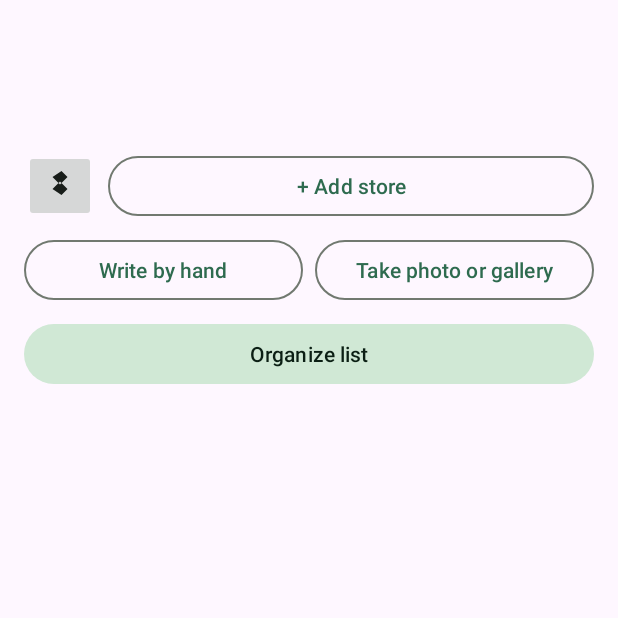
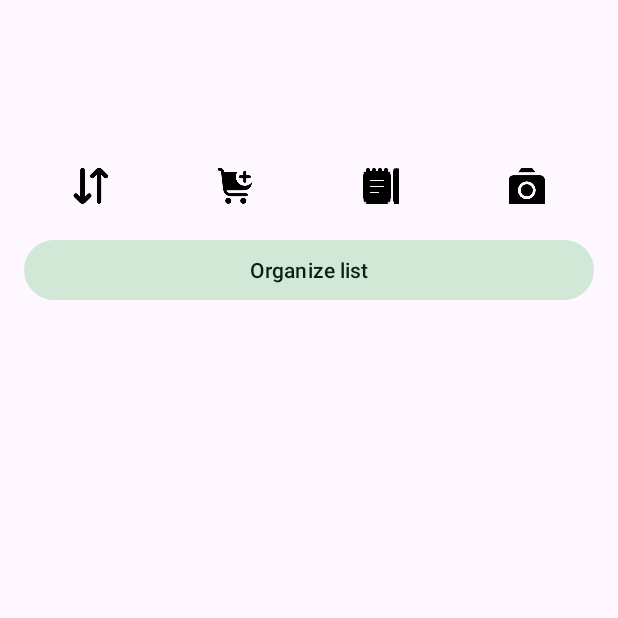
Before and after one commit to hardyc3/FastShoppr, an Android app: the ListDetailFragment screen opened through its navigation route, on a phone screen of 412 x 824 dp, the top half of it. Run offline under Robolectric (Android 15) with nearby library versions, the phone set to English and light mode, and no system bars; our stand-ins replace Dagger/Hilt's generated code; 8 statements that could not run were skipped.

Commit message:
feat(phase9): adopt icons and listing attribution
Flaticon requires attribution in the published listing; the app-store
spec records the exact HTML.

The v5→v6 migration fixture now supplies NOT NULL store flags, so the
connected migration test actually verifies hoursJson removal.

Phase 9 stays in-progress; live manual gates remain open.

```diff
--- a/app/src/main/res/drawable/ic_sort.xml
+++ /dev/null
@@ -1,11 +0,0 @@
-<?xml version="1.0" encoding="utf-8"?>
-<vector xmlns:android="http://schemas.android.com/apk/res/android"
-    android:width="24dp"
-    android:height="24dp"
-    android:viewportWidth="24"
-    android:viewportHeight="24"
-    android:tint="?attr/colorOnSurface">
-    <path
-        android:fillColor="@android:color/white"
-        android:pathData="M7,14l5,-5 5,5L13,18zM7,6l5,5 5,-5L13,2z"/>
-</vector>
--- a/app/src/main/res/layout/fragment_list_detail.xml
+++ b/app/src/main/res/layout/fragment_list_detail.xml
@@ -33,45 +33,58 @@
 
             <ImageButton
                 android:id="@+id/sort_toggle_button"
-                android:layout_width="48dp"
+                android:layout_width="0dp"
                 android:layout_height="48dp"
+                android:layout_weight="1"
+                android:background="?attr/selectableItemBackgroundBorderless"
                 android:contentDescription="@string/sort_toggle_description"
-                android:src="@drawable/ic_sort" />
+                android:minWidth="0dp"
+                android:minHeight="48dp"
+                android:padding="12dp"
+                android:scaleType="centerInside"
+                android:src="@drawable/sort_alt_24" />
 
-            <com.google.android.material.button.MaterialButton
+            <ImageButton
                 android:id="@+id/add_store_button"
-                style="@style/Widget.Material3.Button.OutlinedButton"
                 android:layout_width="0dp"
-                android:layout_height="wrap_content"
+                android:layout_height="48dp"
                 android:layout_marginStart="@dimen/spacing_small"
                 android:layout_weight="1"
-                android:text="@string/add_store" />
-        </LinearLayout>
+                android:background="?attr/selectableItemBackgroundBorderless"
+                android:contentDescription="@string/add_store_title"
+                android:minWidth="0dp"
+                android:minHeight="48dp"
+                android:padding="12dp"
+                android:scaleType="centerInside"
+                android:src="@drawable/shopping_cart_add_24" />
 
-        <LinearLayout
-            android:layout_width="match_parent"
-            android:layout_height="wrap_content"
-            android:layout_marginTop="@dimen/spacing_small"
-            android:orientation="horizontal">
-
-            <com.google.android.material.button.MaterialButton
+            <ImageButton
                 android:id="@+id/capture_write_button"
-                style="@style/Widget.Material3.Button.OutlinedButton"
                 android:layout_width="0dp"
-                android:layout_height="wrap_content"
-                android:layout_weight="1"
-                android:minHeight="48dp"
-                android:text="@string/capture_write_by_hand" />
-
-            <com.google.android.material.button.MaterialButton
-                android:id="@+id/capture_photo_button"
-                style="@style/Widget.Material3.Button.OutlinedButton"
-                android:layout_width="0dp"
-                android:layout_height="wrap_content"
+                android:layout_height="48dp"
                 android:layout_marginStart="@dimen/spacing_small"
                 android:layout_weight="1"
+                android:background="?attr/selectableItemBackgroundBorderless"
+                android:contentDescription="@string/capture_write_by_hand"
+                android:minWidth="0dp"
                 android:minHeight="48dp"
-                android:text="@string/capture_take_photo" />
+                android:padding="12dp"
+                android:scaleType="centerInside"
+                android:src="@drawable/journal_alt_24" />
+
+            <ImageButton
+                android:id="@+id/capture_photo_button"
+                android:layout_width="0dp"
+                android:layout_height="48dp"
+                android:layout_marginStart="@dimen/spacing_small"
+                android:layout_weight="1"
+                android:background="?attr/selectableItemBackgroundBorderless"
+                android:contentDescription="@string/capture_take_photo"
+                android:minWidth="0dp"
+                android:minHeight="48dp"
+                android:padding="12dp"
+                android:scaleType="centerInside"
+                android:src="@drawable/camera_24" />
         </LinearLayout>
 
         <com.google.android.material.button.MaterialButton
--- a/app/src/main/res/values/strings.xml
+++ b/app/src/main/res/values/strings.xml
@@ -166,7 +166,6 @@
         <item quantity="other">%d items</item>
     </plurals>
     <string name="add_item_hint">Add item to %1$s</string>
-    <string name="add_item">Add</string>
     <string name="add_item_description">Add item</string>
     <string name="no_aisle">No aisle</string>
     <string name="bay_suffix"> · Bay %1$s</string>
@@ -218,7 +217,6 @@
     <string name="capture_take_photo">Take photo or gallery</string>
     <string name="capture_gallery">Gallery</string>
     <string name="capture_change_source_description">Change capture method</string>
-    <string name="add_store">+ Add store</string>
     <string name="add_store_title">Add store to list</string>
     <string name="add_store_hint">Store name</string>
     <string name="add_store_select">Select a store</string>
```
Also changed, not shown: app/src/main/res/layout/fragment_review.xml (+9 -3 lines), app/src/main/res/layout/item_add_item_row.xml (+9 -4 lines), 7 other files.
